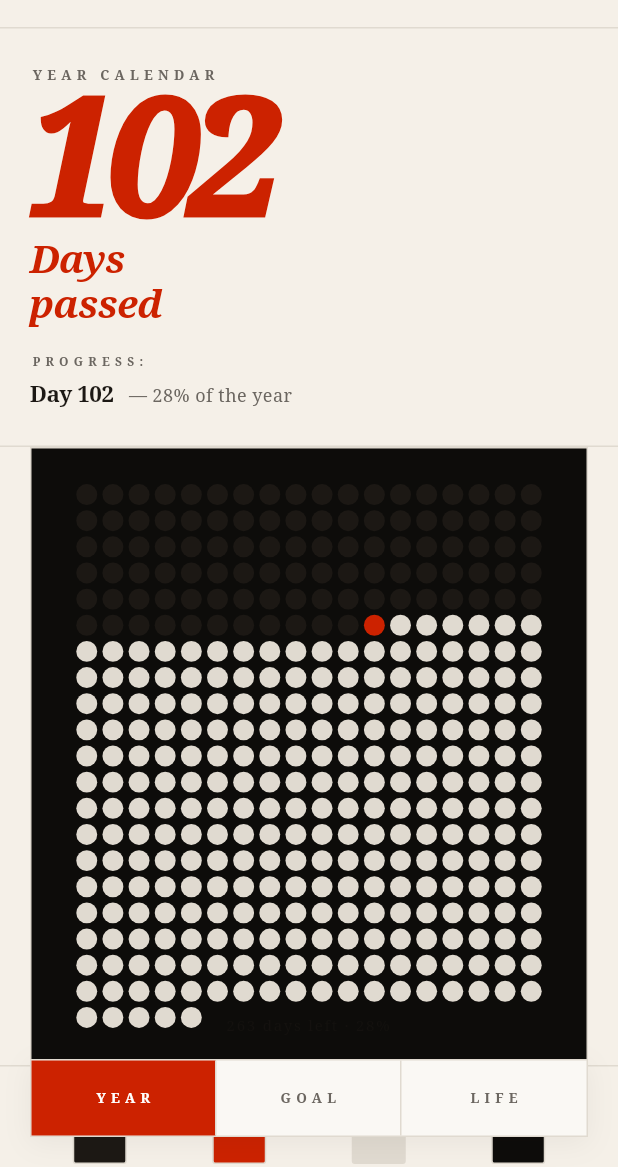
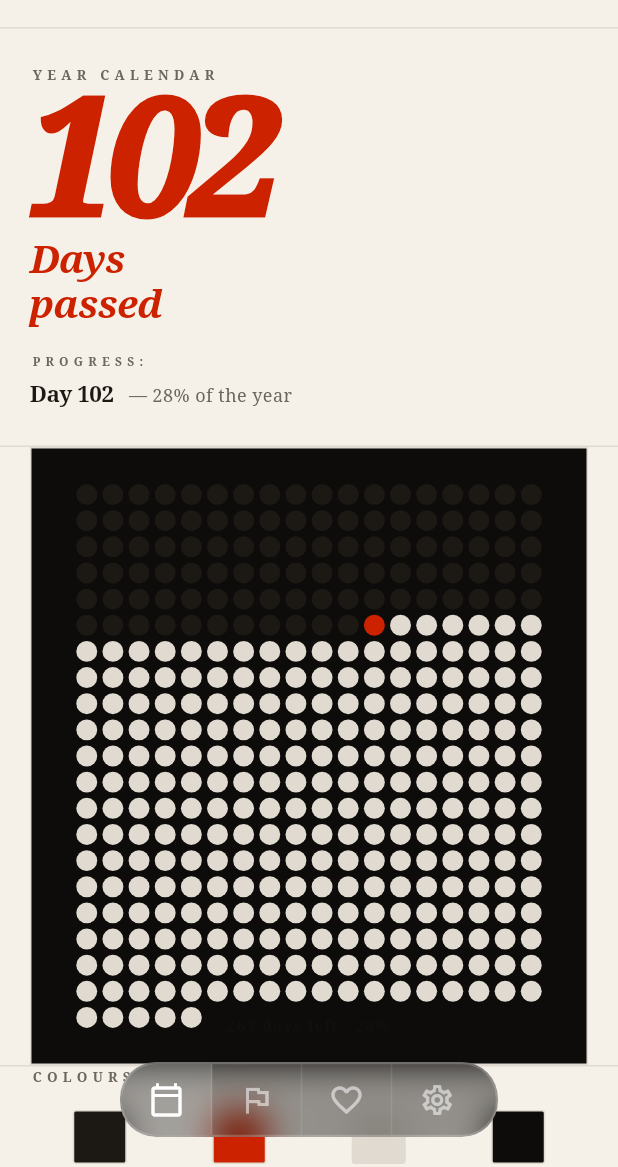
Before and after one commit to harshit36singh/Dotz, a Flutter app: the screen it shows after launch, on a phone screen of 412 x 824 dp, the part 69-1236 px from its top. Run offline on Flutter 3.47's test engine with Material 3 defaults, Android fonts, the phone set to English and light mode, and no system bars.

Commit message:
added glass navbar

```diff
--- a/lib/models/wallpaper_settings.dart
+++ b/lib/models/wallpaper_settings.dart
@@ -1,6 +1,6 @@
 import 'package:flutter/material.dart';
 
-enum CalendarMode { year, goal, life }
+enum CalendarMode { year, goal, life , settings}
 enum WallpaperTarget { lockscreen, homescreen, both }
 
 class WallpaperSettings {
@@ -116,6 +116,9 @@ class WallpaperSettings {
       case CalendarMode.year: return daysInYear;
       case CalendarMode.goal: return goalTotalDays.clamp(1, 500);
       case CalendarMode.life: return lifeTotalDays;
+      case CalendarMode.settings:
+        // TODO: Handle this case.
+        throw UnimplementedError();
     }
   }
 
@@ -125,6 +128,9 @@ class WallpaperSettings {
       case CalendarMode.goal:
         return (totalDots - goalDaysLeft).clamp(0, totalDots);
       case CalendarMode.life: return lifeDaysLived;
+      case CalendarMode.settings:
+        // TODO: Handle this case.
+        throw UnimplementedError();
     }
   }
 
@@ -138,6 +144,9 @@ class WallpaperSettings {
       case CalendarMode.life:
         return '$lifeDaysLeft days left · '
             '${(lifeProgress * 100).toStringAsFixed(0)}%';
+      case CalendarMode.settings:
+        // TODO: Handle this case.
+        throw UnimplementedError();
     }
   }
 }
--- a/lib/viewmodels/home_view_model.dart
+++ b/lib/viewmodels/home_view_model.dart
@@ -126,6 +126,8 @@ class HomeViewModel extends ChangeNotifier {
     CalendarMode.year => 'YEAR CALENDAR',
     CalendarMode.goal => 'GOAL CALENDAR',
     CalendarMode.life => 'LIFE CALENDAR',
+    // TODO: Handle this case.
+    CalendarMode.settings => throw UnimplementedError(),
   };
 
   String get heroBigNum {
@@ -138,6 +140,8 @@ class HomeViewModel extends ChangeNotifier {
       CalendarMode.life => daysLived > 99
           ? '$daysLived'
           : daysLived.toString().padLeft(2, '0'),
+      // TODO: Handle this case.
+      CalendarMode.settings => throw UnimplementedError(),
     };
   }
 
@@ -145,6 +149,8 @@ class HomeViewModel extends ChangeNotifier {
     CalendarMode.year => 'Days\npassed',
     CalendarMode.goal => _goalName,
     CalendarMode.life => 'Days\nlived',
+    // TODO: Handle this case.
+    CalendarMode.settings => throw UnimplementedError(),
   };
 
   String get heroStatA {
@@ -153,6 +159,8 @@ class HomeViewModel extends ChangeNotifier {
       CalendarMode.year => 'Day $doy',
       CalendarMode.goal => '$goalDaysLeft days left',
       CalendarMode.life => '$daysLived of $totalDays days',
+      // TODO: Handle this case.
+      CalendarMode.settings => throw UnimplementedError(),
     };
   }
 
@@ -167,6 +175,8 @@ class HomeViewModel extends ChangeNotifier {
       CalendarMode.life => totalDays > 0
           ? '— ${(daysLived / totalDays * 100).toStringAsFixed(1)}% lived'
           : '',
+      // TODO: Handle this case.
+      CalendarMode.settings => throw UnimplementedError(),
     };
   }
 
--- a/lib/views/home/home_screen.dart
+++ b/lib/views/home/home_screen.dart
@@ -272,7 +272,7 @@ class _HomeScreenState extends State<HomeScreen>
                     : _stackBody(hPad, ph),
               ),
               Positioned(
-                left: 20, right: 20, bottom: 20,
+                left: 80, right: 80, bottom: 20,
                 child: FloatingNavBar(
                     mode: _vm.mode, onTap: _switchMode),
               ),
--- a/lib/views/widgets/color_strip.dart
+++ b/lib/views/widgets/color_strip.dart
@@ -1,9 +1,6 @@
 import 'package:flutter/material.dart';
 import '../../core/app_theme.dart';
 
-// ════════════════════════════════════════════════════════════════
-//  COLOR STRIP  — four tappable swatches (Past / Today / Future / BG)
-// ════════════════════════════════════════════════════════════════
 class ColorStrip extends StatelessWidget {
   final Color pastColor, todayColor, futureColor, bgColor;
   final void Function(Color) onPastChanged;
--- a/lib/views/widgets/floating_nav_bar.dart
+++ b/lib/views/widgets/floating_nav_bar.dart
@@ -1,73 +1,75 @@
+import 'dart:ui';
 import 'package:flutter/material.dart';
 import '../../models/wallpaper_settings.dart';
-import '../../core/app_theme.dart';
 
 class FloatingNavBar extends StatelessWidget {
   final CalendarMode mode;
   final void Function(CalendarMode) onTap;
 
-  const FloatingNavBar({
-    super.key,
-    required this.mode,
-    required this.onTap,
-  });
+  const FloatingNavBar({super.key, required this.mode, required this.onTap});
 
   @override
   Widget build(BuildContext context) {
     const items = [
-      (CalendarMode.year, 'YEAR'),
-      (CalendarMode.goal, 'GOAL'),
-      (CalendarMode.life, 'LIFE'),
+      (CalendarMode.year, Icons.calendar_today_outlined),
+      (CalendarMode.goal, Icons.flag_outlined),
+      (CalendarMode.life, Icons.favorite_outline),
+      (CalendarMode.settings, Icons.settings_outlined),
     ];
 
-    return Container(
-      height: 52,
+    return ClipRRect(
+      borderRadius: BorderRadius.circular(24),
+      child: BackdropFilter(
+        filter: ImageFilter.blur(sigmaX: 12.0, sigmaY: 12.0),
+        child: Container(
+          height: 50,
+          // Optional: Add a max width here if you want it responsive, e.g., width: 280,
           decoration: BoxDecoration(
-        color: kSurf,
-        borderRadius: BorderRadius.zero,
-        border: Border.all(color: kRule, width: 1),
-        boxShadow: [
-          BoxShadow(
-            color: kInk.withOpacity(0.06),
-            blurRadius: 16,
-            offset: const Offset(0, 4),
+            color: Colors.black.withOpacity(0.4),
+            borderRadius: BorderRadius.circular(24),
+            border: Border.all(
+              color: Colors.white.withOpacity(0.2),
+              width: 1.5,
             ),
-        ],
           ),
           child: Row(
+            // 1. Tell the Row to only take up as much space as its children need
+            mainAxisSize: MainAxisSize.min,
             children: items.indexed.map((entry) {
-          final i        = entry.$1;
-          final (m, lbl) = entry.$2;
-          final active   = mode == m;
+              final i = entry.$1;
+              final (m, icon) = entry.$2;
+              final active = mode == m;
 
-          return Expanded(
-            child: GestureDetector(
+              // 2. Removed the 'Expanded' widget here
+              return GestureDetector(
                 behavior: HitTestBehavior.opaque,
                 onTap: () => onTap(m),
                 child: Container(
                   height: double.infinity,
+                  width: 60, // 3. Set a fixed width for each icon button (adjust to your liking)
                   alignment: Alignment.center,
                   decoration: BoxDecoration(
-                  color: active ? kRed : Colors.transparent,
+                    color: active ? Colors.white.withOpacity(0.15) : Colors.transparent,
                     border: i < items.length - 1
-                      ? const Border(
-                          right: BorderSide(color: kRule, width: 1))
+                        ? Border(
+                            right: BorderSide(
+                              color: Colors.white.withOpacity(0.1),
+                              width: 1,
+                            ),
+                          )
                         : null,
                   ),
-                child: Text(
-                  lbl,
-                  style: TextStyle(
-                    color: active ? Colors.white : kMid,
-                    fontSize: 9,
-                    fontWeight: FontWeight.w800,
-                    letterSpacing: 3.5,
-                  ),
-                ),
+                  child: Icon(
+                    icon,
+                    color: active ? Colors.white : Colors.white54,
+                    size: 24,
                   ),
                 ),
               );
             }).toList(),
           ),
+        ),
+      ),
     );
   }
 }
```
Lines whose indentation alone changed are shown as unchanged.
